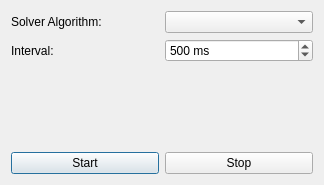
The window that src/solver.ui (hberg539/hska-2048) describes before a commit, drawn with Qt 5.
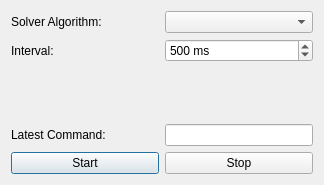
The same window after the commit.

Diff of the .ui file:
```diff
--- a/src/solver.ui
+++ b/src/solver.ui
@@ -65,20 +65,40 @@
        </property>
       </widget>
      </item>
-     <item row="3" column="0">
+     <item row="4" column="0">
       <widget class="QPushButton" name="pushButtonStart">
        <property name="text">
         <string>Start</string>
        </property>
       </widget>
      </item>
-     <item row="3" column="1">
+     <item row="4" column="1">
       <widget class="QPushButton" name="pushButtonStop">
        <property name="text">
         <string>Stop</string>
        </property>
       </widget>
      </item>
+     <item row="3" column="0">
+      <widget class="QLabel" name="label_3">
+       <property name="text">
+        <string>Latest Command:</string>
+       </property>
+      </widget>
+     </item>
+     <item row="3" column="1">
+      <widget class="QLineEdit" name="latestCommand">
+       <property name="sizePolicy">
+        <sizepolicy hsizetype="Minimum" vsizetype="Fixed">
+         <horstretch>0</horstretch>
+         <verstretch>0</verstretch>
+        </sizepolicy>
+       </property>
+       <property name="readOnly">
+        <bool>true</bool>
+       </property>
+      </widget>
+     </item>
     </layout>
    </item>
   </layout>
```
